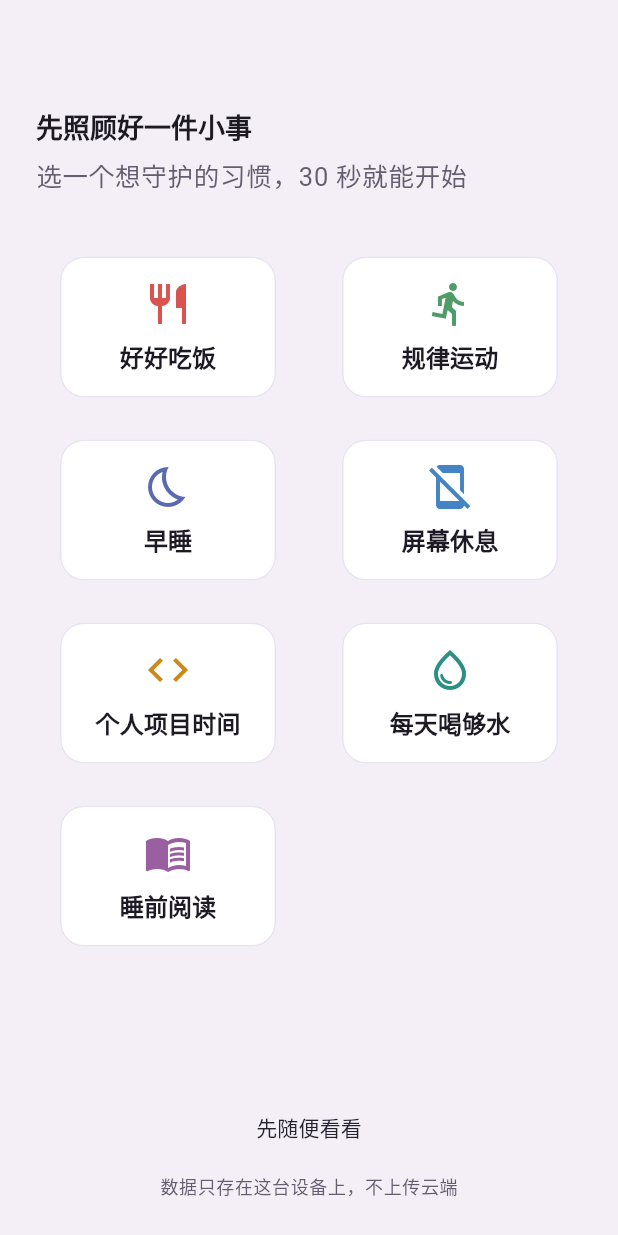
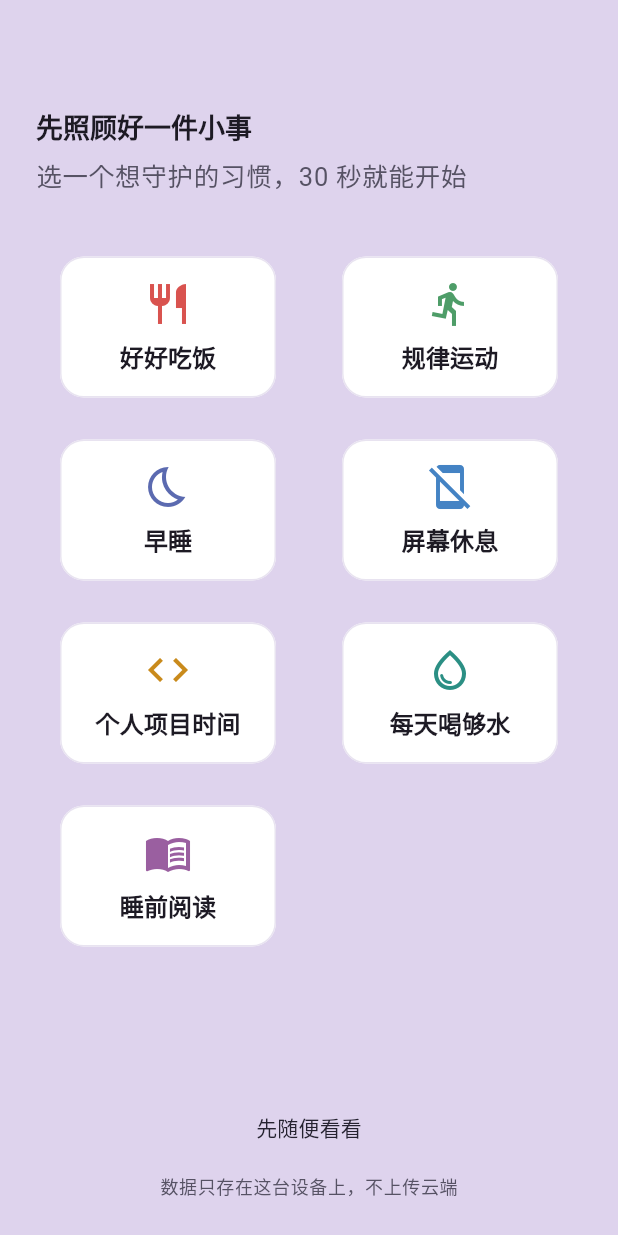
Before and after one commit to AnInteger/Target, a Flutter app: the screen it shows after launch, on a phone screen of 412 x 824 dp. Run offline on Flutter 3.47's test engine with Material 3 defaults, Android fonts, the phone set to English and light mode, and no system bars; our stand-ins replace clock, drift, file_picker, flutter_local_notifications, flutter_riverpod, go_router and 3 more; missing offline and left inert: dart:js_interop, home_widget; accounts and stored records are empty; generated files the repository leaves out were written again.

Commit message:
T008: 今日屏 R4 追加——底幕渐变按参照图实测锚点可见化（粉→紫 135deg，双端同步）
Co-Authored-By: Claude <noreply@anthropic.com>

```diff
--- a/lib/app/design_tokens.dart
+++ b/lib/app/design_tokens.dart
@@ -144,14 +144,15 @@ class TargetPalette extends ThemeExtension<TargetPalette> {
   final List<BoxShadow> shadowHigh;
 
   /// 浅色 ·「柔彩仪表盘」（同步自 design/tokens.css :root）。
-  /// R4 修订（2026-08-20）：底幕四档调淡（末档 #e9dbf2 过深发闷）；accent
-  /// 纯黑 → 墨梅 #252230（与定稿参照的深灰墨一致）；shadowLow 改弥散软影。
+  /// R4 修订（2026-08-20）：底幕渐变按参照图屏幕实测锚点重铸为可见的
+  /// 粉→紫对角（顶 #f1e0e6 → 底 #d9d3f5）；accent 纯黑 → 墨梅 #252230；
+  /// shadowLow 改弥散软影。
   static const TargetPalette light = TargetPalette(
-    background: Color(0xFFF4EFF6),
+    background: Color(0xFFDED3ED),
     surface: Color(0xFFFFFFFF),
     surfaceAlt: Color(0xFFF5F0F9),
     onSurface: Color(0xFF1D1A24),
-    onSurfaceVariant: Color(0xFF625E70),
+    onSurfaceVariant: Color(0xFF565264),
     accent: Color(0xFF252230),
     accentOn: Color(0xFFFFFFFF),
     positive: Color(0xFF5C7D10),
@@ -160,10 +161,10 @@ class TargetPalette extends ThemeExtension<TargetPalette> {
     warning: Color(0xFF9A6700),
     divider: Color(0xFFE8E3F0),
     bgGrad: [
-      Color(0xFFF9EFF4),
-      Color(0xFFF7ECF5),
-      Color(0xFFF4EBF7),
-      Color(0xFFF1EAF8),
+      Color(0xFFECD8E0),
+      Color(0xFFE2D3E9),
+      Color(0xFFD9D1F2),
+      Color(0xFFD1CCF8),
     ],
     glassShell: Color(0x99FFFFFF),
     glassCard: Color(0xCCFFFFFF),
```
Also changed, not shown: 6 other files.
